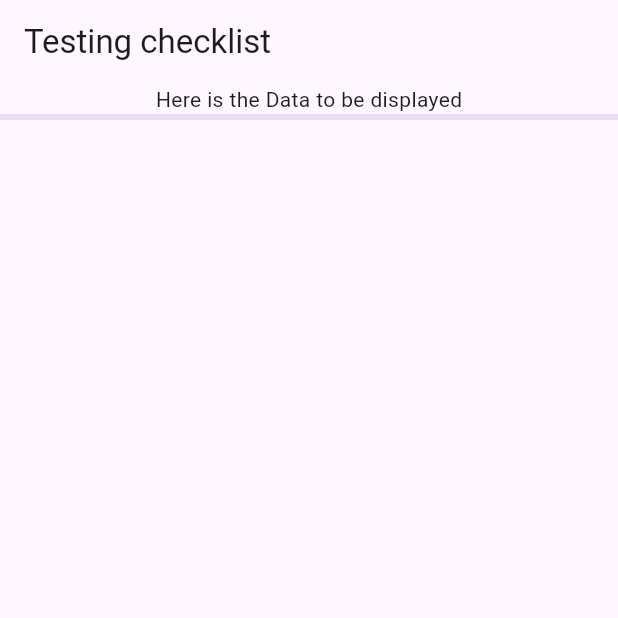
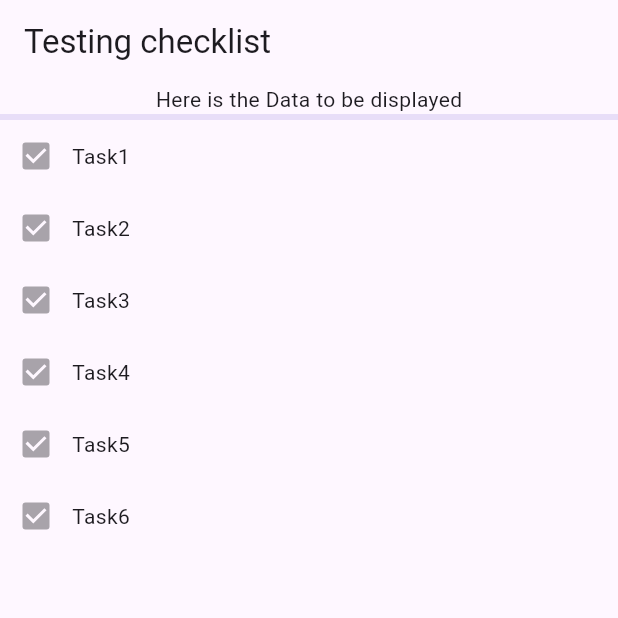
Before and after one commit to hopekali04/flutter-tes1, a Flutter app: the screen it shows after launch, on a phone screen of 412 x 824 dp, the top half of it. Run offline on Flutter 3.47's test engine with Material 3 defaults, Android fonts, the phone set to English and light mode, and no system bars.

Commit message:
feat: more changes

```diff
--- a/flutter_application_1/lib/main.dart
+++ b/flutter_application_1/lib/main.dart
@@ -27,7 +27,10 @@ class MyHomePage extends StatelessWidget {
         title: const Text("Testing checklist"),
       ),
       body: const Column(
-        children: [Progress()],
+        children: [
+          Progress(),
+          TaskList(),
+        ],
       ),
     );
   }
@@ -41,11 +44,14 @@ class Progress extends StatelessWidget {
     return const Column(
       children: [
         Text("Here is the Data to be displayed"),
-        LinearProgressIndicator(value: 0.0,)
+        LinearProgressIndicator(
+          value: 0.0,
+        ),
       ],
     );
   }
 }
+
 class TaskList extends StatelessWidget {
   const TaskList({super.key});
 
@@ -60,20 +66,22 @@ class TaskList extends StatelessWidget {
         TaskItem(label: "Task5"),
         TaskItem(label: "Task6"),
       ],
-    )
+    );
   }
 }
+
 class TaskItem extends StatelessWidget {
   final String label;
 
-  const TaskItem ({Key key, @required this.label}) : super(key, key)
+  const TaskItem({super.key, required this.label});
 
   @override
   Widget build(BuildContext context) {
-    return Row (children: [
-      const Checkbox(value: false, onChanged: null),
-      Text(label),
-    ],);
+    return Row(
+      children: [
+        const Checkbox(value: true, onChanged: null),
+        Text(label),
+      ],
+    );
   }
-
 }
```
